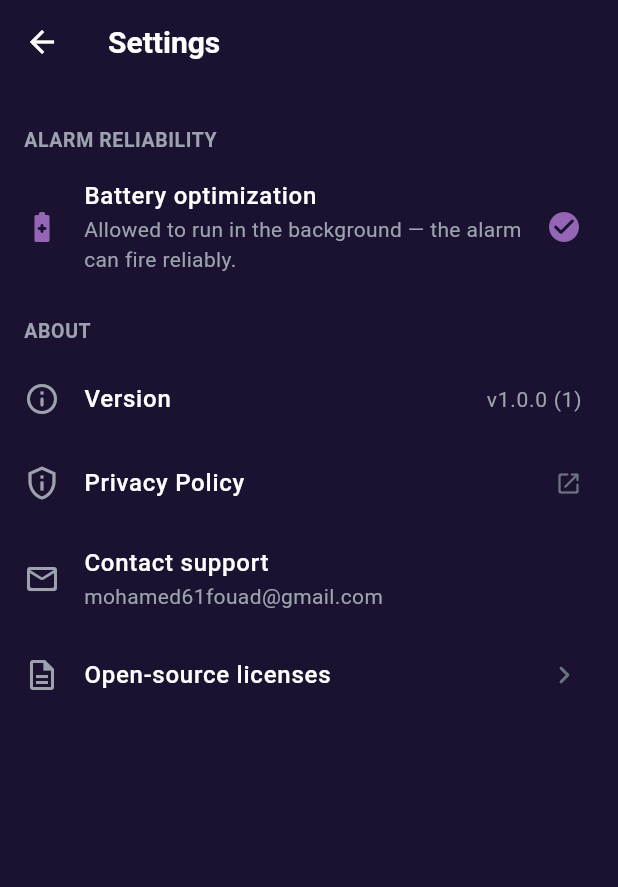
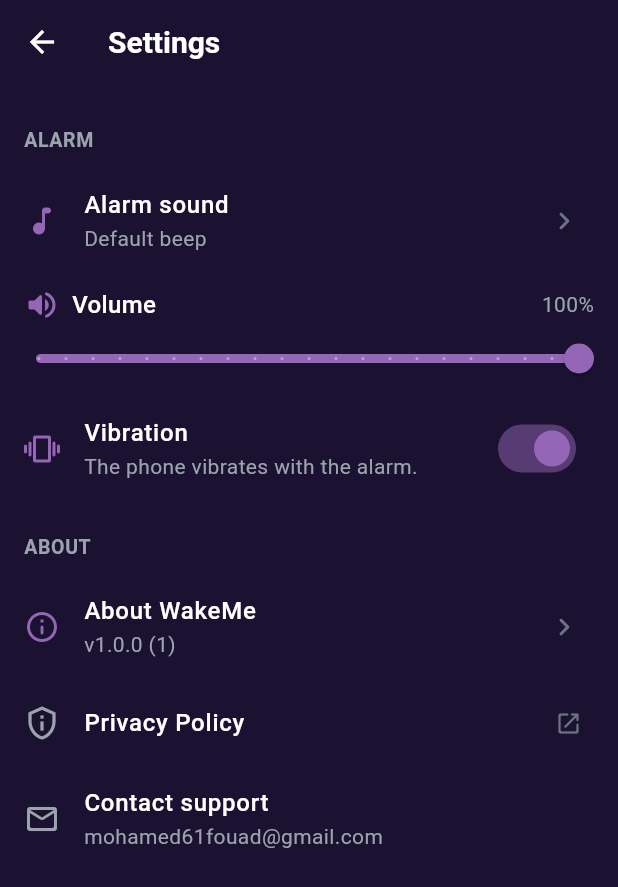
Before and after one commit to zlatanibrahimovichsweden-61/wakeme, a Flutter app: the SettingsScreen screen opened directly, on a phone screen of 412 x 824 dp. Shown: the top 887 px of the screen. Run offline on Flutter 3.47's test engine with Material 3 defaults, Android fonts, the phone set to English and light mode, and no system bars; our stand-ins replace audioplayers, file_picker, flutter_dotenv, flutter_local_notifications, geolocator, google_maps_flutter and 5 more; missing offline and left inert: flutter_background_service; accounts and stored records are empty; Roboto replaces fonts that are missing (SF Pro Display).

Commit message:
Settings overhaul, branded notification icon, release prep
- Settings: alarm sound picker, volume slider, vibration toggle wired
  through the background alarm; gear entry on the home panel; About dialog
  with summary + version; remove battery-optimization row; fix bottom inset
- Notification: branded WakeMe status-bar icon (ic_bg_service_small) replacing
  the plugin default leaf
- Disable test harness (kTestMode=false) for release
- Pin NDK to locally-installed 28.2.13676358 in app + all subprojects

Co-Authored-By: Claude Opus 4.8 <noreply@anthropic.com>

```diff
--- a/wakeme/lib/core/constants/app_constants.dart
+++ b/wakeme/lib/core/constants/app_constants.dart
@@ -27,6 +27,14 @@ class AppConstants {
   static const String prefsSavedKey = 'wakeme.saved_places';
   static const String prefsAlarmSoundPathKey = 'wakeme.alarm_sound_path';
   static const String prefsAlarmSoundLabelKey = 'wakeme.alarm_sound_label';
+  static const String prefsAlarmVolumeKey = 'wakeme.alarm_volume';
+  static const String prefsAlarmVibrateKey = 'wakeme.alarm_vibrate';
+
+  // Alarm playback defaults. Volume is 0.0–1.0 (full blast by default — it's an
+  // alarm); vibration on. Both are user-overridable from Settings and read at
+  // fire-time by the background isolate.
+  static const double defaultAlarmVolume = 1.0;
+  static const bool defaultAlarmVibrate = true;
   // Set true the first time we walk the user through the "Allow all the time"
   // background-location request, so we never nag them about it again.
   static const String prefsAskedBackgroundKey = 'wakeme.asked_background_perm';
--- a/wakeme/lib/core/services/background_alarm_service.dart
+++ b/wakeme/lib/core/services/background_alarm_service.dart
@@ -42,6 +42,8 @@ const String _kDestLng = 'wakeme.bg.dest_lng';
 const String _kDestName = 'wakeme.bg.dest_name';
 const String _kRadius = 'wakeme.bg.radius';
 const String _kSoundPath = 'wakeme.bg.sound_path';
+const String _kVolume = 'wakeme.bg.volume';
+const String _kVibrate = 'wakeme.bg.vibrate';
 // Set by the isolate the moment the alarm fires. The UI reads this on resume
 // so a "arrived" event that landed while the UI was suspended isn't lost.
 const String kArrivedFlag = 'wakeme.bg.arrived';
@@ -129,6 +131,8 @@ class BackgroundAlarmService {
     required String name,
     required double radius,
     String? soundPath,
+    double volume = 1.0,
+    bool vibrate = true,
   }) async {
     final SharedPreferences prefs = await SharedPreferences.getInstance();
     await prefs.setBool(_kArmed, true);
@@ -136,6 +140,8 @@ class BackgroundAlarmService {
     await prefs.setDouble(_kDestLng, lng);
     await prefs.setString(_kDestName, name);
     await prefs.setDouble(_kRadius, radius);
+    await prefs.setDouble(_kVolume, volume.clamp(0.0, 1.0));
+    await prefs.setBool(_kVibrate, vibrate);
     if (soundPath != null && soundPath.isNotEmpty) {
       await prefs.setString(_kSoundPath, soundPath);
     } else {
@@ -399,6 +405,8 @@ void onStart(ServiceInstance service) async {
   final double radius = prefs.getDouble(_kRadius) ?? 500;
   final String name = prefs.getString(_kDestName) ?? 'your destination';
   final String? soundPath = prefs.getString(_kSoundPath);
+  final double volume = prefs.getDouble(_kVolume) ?? 1.0;
+  final bool vibrate = prefs.getBool(_kVibrate) ?? true;
 
   // Resurrected without an active arm (sticky restart, etc.)? Stop immediately
   // so the "armed" notification never appears unless the user pressed Sleep.
@@ -416,7 +424,7 @@ void onStart(ServiceInstance service) async {
     alarmFired = true;
     arrivedAtMs = DateTime.now().millisecondsSinceEpoch;
     await prefs.setBool(kArrivedFlag, true);
-    await _fireAlarm(plugin, player, name, soundPath);
+    await _fireAlarm(plugin, player, name, soundPath, volume, vibrate);
     service.invoke('arrived', <String, dynamic>{'name': name});
 
     // While ringing, poll once a second for any reason to stop:
@@ -530,10 +538,14 @@ Future<void> _fireAlarm(
   AudioPlayer player,
   String name,
   String? soundPath,
+  double volume,
+  bool vibrate,
 ) async {
   const AndroidNotificationDetails androidDetails = AndroidNotificationDetails(
     alarmChannelId,
     _alarmChannelName,
+    // Branded white status-bar silhouette (see res/drawable-*/ic_bg_service_small).
+    icon: 'ic_bg_service_small',
     importance: Importance.max,
     priority: Priority.max,
     fullScreenIntent: true,
@@ -575,20 +587,23 @@ Future<void> _fireAlarm(
   } catch (_) {}
 
   try {
-    final bool hasVibrator = await Vibration.hasVibrator();
-    if (hasVibrator) {
-      Vibration.vibrate(pattern: _vibrationPattern, repeat: 0);
+    if (vibrate) {
+      final bool hasVibrator = await Vibration.hasVibrator();
+      if (hasVibrator) {
+        Vibration.vibrate(pattern: _vibrationPattern, repeat: 0);
+      }
     }
   } catch (_) {}
 
   try {
+    final double vol = volume.clamp(0.0, 1.0);
     final bool useCustom = soundPath != null &&
         soundPath.isNotEmpty &&
         File(soundPath).existsSync();
     if (useCustom) {
-      await player.play(DeviceFileSource(soundPath), volume: 1.0);
+      await player.play(DeviceFileSource(soundPath), volume: vol);
     } else {
-      await player.play(AssetSource(_alarmSoundAsset), volume: 1.0);
+      await player.play(AssetSource(_alarmSoundAsset), volume: vol);
     }
   } catch (_) {}
 }
--- a/wakeme/lib/core/services/storage_service.dart
+++ b/wakeme/lib/core/services/storage_service.dart
@@ -14,6 +14,8 @@ class StorageService extends ChangeNotifier {
   List<DestinationModel> _saved = <DestinationModel>[];
   String? _alarmSoundPath;
   String? _alarmSoundLabel;
+  double _alarmVolume = AppConstants.defaultAlarmVolume;
+  bool _alarmVibrate = AppConstants.defaultAlarmVibrate;
 
   List<DestinationModel> get recent => List.unmodifiable(_recent);
   List<DestinationModel> get saved => List.unmodifiable(_saved);
@@ -21,6 +23,11 @@ class StorageService extends ChangeNotifier {
   // null => use the bundled default beep
   String? get alarmSoundPath => _alarmSoundPath;
   String? get alarmSoundLabel => _alarmSoundLabel;
+
+  // Alarm playback prefs (0.0–1.0 volume; vibration on/off). Defaults applied
+  // when the keys were never written.
+  double get alarmVolume => _alarmVolume;
+  bool get alarmVibrate => _alarmVibrate;
 
   // True once we've taken the user through the background-location prompt.
   bool get askedBackgroundPermission =>
@@ -42,6 +49,10 @@ class StorageService extends ChangeNotifier {
     }
     _alarmSoundPath = _prefs?.getString(AppConstants.prefsAlarmSoundPathKey);
     _alarmSoundLabel = _prefs?.getString(AppConstants.prefsAlarmSoundLabelKey);
+    _alarmVolume = _prefs?.getDouble(AppConstants.prefsAlarmVolumeKey) ??
+        AppConstants.defaultAlarmVolume;
+    _alarmVibrate = _prefs?.getBool(AppConstants.prefsAlarmVibrateKey) ??
+        AppConstants.defaultAlarmVibrate;
     notifyListeners();
   }
 
@@ -85,6 +96,18 @@ class StorageService extends ChangeNotifier {
     _alarmSoundLabel = null;
     await _prefs?.remove(AppConstants.prefsAlarmSoundPathKey);
     await _prefs?.remove(AppConstants.prefsAlarmSoundLabelKey);
+    notifyListeners();
+  }
+
+  Future<void> setAlarmVolume(double volume) async {
+    _alarmVolume = volume.clamp(0.0, 1.0);
+    await _prefs?.setDouble(AppConstants.prefsAlarmVolumeKey, _alarmVolume);
+    notifyListeners();
+  }
+
+  Future<void> setAlarmVibrate(bool enabled) async {
+    _alarmVibrate = enabled;
+    await _prefs?.setBool(AppConstants.prefsAlarmVibrateKey, enabled);
     notifyListeners();
   }
 
--- a/wakeme/lib/core/testing/test_mode.dart
+++ b/wakeme/lib/core/testing/test_mode.dart
@@ -21,7 +21,7 @@ import '../services/background_alarm_service.dart';
 // ════════════════════════════════════════════════════════════════════════
 
 /// Master switch for the whole testing harness. Flip to false to disable.
-const bool kTestMode = true;
+const bool kTestMode = false;
 
 /// Small floating 🧪 button that opens the test panel. Renders nothing when
 /// the harness is off, so it's safe to leave in the widget tree unconditionally.
--- a/wakeme/lib/features/armed/armed_screen.dart
+++ b/wakeme/lib/features/armed/armed_screen.dart
@@ -105,7 +105,8 @@ class _ArmedScreenState extends State<ArmedScreen> {
 
   Future<void> _arm() async {
     final LocationService location = context.read<LocationService>();
-    final String? customPath = context.read<StorageService>().alarmSoundPath;
+    final StorageService storage = context.read<StorageService>();
+    final String? customPath = storage.alarmSoundPath;
     await WakelockPlus.enable();
     await location.init();
 
@@ -118,6 +119,8 @@ class _ArmedScreenState extends State<ArmedScreen> {
       name: widget.destination.name,
       radius: widget.radiusMeters,
       soundPath: customPath,
+      volume: storage.alarmVolume,
+      vibrate: storage.alarmVibrate,
     );
 
     // Seed the camera + initial route from a one-shot position read; live
--- a/wakeme/lib/features/settings/settings_screen.dart
+++ b/wakeme/lib/features/settings/settings_screen.dart
@@ -1,17 +1,20 @@
 import 'dart:io';
 
+import 'package:file_picker/file_picker.dart';
 import 'package:flutter/material.dart';
 import 'package:package_info_plus/package_info_plus.dart';
-import 'package:permission_handler/permission_handler.dart';
+import 'package:path_provider/path_provider.dart';
+import 'package:provider/provider.dart';
 import 'package:url_launcher/url_launcher.dart';
 
 import '../../core/constants/app_colors.dart';
 import '../../core/constants/app_constants.dart';
 import '../../core/constants/app_text_styles.dart';
+import '../../core/services/storage_service.dart';
 
-// Deliberately minimal for v1: one reliability control (the thing that actually
-// makes alarms fail on aggressive OEMs) plus the About/legal links the store
-// expects. Everything here uses dependencies the app already ships.
+// Two areas the user cares about: how the alarm sounds (tone / volume /
+// vibration) and the About/legal block. The alarm prefs are wired to real
+// behaviour — read at fire-time by the background isolate.
 class SettingsScreen extends StatefulWidget {
   const SettingsScreen({super.key});
 
@@ -20,33 +23,67 @@ class SettingsScreen extends StatefulWidget {
 }
 
 class _SettingsScreenState extends State<SettingsScreen> {
-  bool _batteryExempt = false;
-  bool _checkingBattery = true;
   String _version = '';
+  // Local mirror of the volume so the slider stays smooth while dragging; the
+  // committed value is written to storage on change-end only (avoids a disk
+  // write per pixel).
+  double _volume = AppConstants.defaultAlarmVolume;
 
   @override
   void initState() {
     super.initState();
-    _load();
+    _volume = context.read<StorageService>().alarmVolume;
+    _loadVersion();
   }
 
-  Future<void> _load() async {
+  Future<void> _loadVersion() async {
     final PackageInfo info = await PackageInfo.fromPlatform();
-    bool exempt = true;
-    if (Platform.isAndroid) {
-      exempt = await Permission.ignoreBatteryOptimizations.isGranted;
-    }
     if (!mounted) return;
-    setState(() {
-      _version = 'v${info.version} (${info.buildNumber})';
-      _batteryExempt = exempt;
-      _checkingBattery = false;
-    });
+    setState(() => _version = 'v${info.version} (${info.buildNumber})');
   }
 
-  Future<void> _fixBattery() async {
-    await Permission.ignoreBatteryOptimizations.request();
-    await _load();
+  // Opens the system audio picker, copies the chosen file into the app's
+  // documents dir (the picker's path is volatile cache on Android), and saves
+  // the stable copy as the default alarm sound. Mirrors the Home flow.
+  Future<void> _pickAlarmSound() async {
+    final StorageService storage = context.read<StorageService>();
+    final ScaffoldMessengerState messenger = ScaffoldMessenger.of(context);
+    try {
+      final FilePickerResult? result = await FilePicker.platform.pickFiles(
+        type: FileType.audio,
+        allowMultiple: false,
+      );
+      if (result == null || result.files.isEmpty) return;
+      final PlatformFile picked = result.files.first;
+      final String? srcPath = picked.path;
+      if (srcPath == null) {
+        messenger.showSnackBar(const SnackBar(
+          content: Text('Could not read the chosen file.'),
+        ));
+        return;
+      }
+      final Directory docs = await getApplicationDocumentsDirectory();
+      final String safeName =
+          picked.name.replaceAll(RegExp(r'[^A-Za-z0-9._-]'), '_');
+      final String destPath = '${docs.path}/wakeme_alarm_$safeName';
+      await File(srcPath).copy(destPath);
+      await storage.setAlarmSound(path: destPath, label: picked.name);
+      messenger.showSnackBar(SnackBar(
+        content: Text('Alarm sound set to "${picked.name}".'),
+      ));
+    } catch (_) {
+      messenger.showSnackBar(const SnackBar(
+        content: Text('Could not set that file as alarm sound.'),
+      ));
+    }
+  }
+
+  Future<void> _resetAlarmSound() async {
+    await context.read<StorageService>().clearAlarmSound();
+    if (!mounted) return;
+    ScaffoldMessenger.of(context).showSnackBar(const SnackBar(
+      content: Text('Alarm sound reset to the default beep.'),
+    ));
   }
 
   Future<void> _openUrl(String url) async {
@@ -62,52 +99,123 @@ class _SettingsScreenState extends State<SettingsScreen> {
     await launchUrl(uri);
   }
 
+  // Single, tidy About surface: app name, version, the short story, how it
+  // works, and a built-in licenses button — all in one dialog.
+  void _showAbout() {
+    showAboutDialog(
+      context: context,
+      applicationName: AppConstants.appName,
+      applicationVersion: _version,
+      applicationIcon: const Icon(Icons.notifications_active_rounded,
+          color: AppColors.primaryLight, size: 40),
+      children: const <Widget>[
+        SizedBox(height: 8),
+        Text(AppConstants.tagline, style: AppTextStyles.bodyMuted),
+        SizedBox(height: 12),
+        Text(
+          'WakeMe started from one annoying problem: dozing off on the bus '
+          'or train and waking up past your stop. So it does one thing well '
+          '— it watches your location and wakes you the moment you are '
+          'almost there.',
+        ),
+        SizedBox(height: 12),
+        Text(
+          'How it works: pick a destination, press Sleep, then rest. WakeMe '
+          'keeps tracking in the background — even with the screen locked — '
+          'and rings a full-screen alarm as you approach. Your location '
+          'never leaves your phone.',
+        ),
+      ],
+    );
+  }
+
   @override
   Widget build(BuildContext context) {
+    final StorageService storage = context.watch<StorageService>();
+    final bool customSound = storage.alarmSoundPath != null;
+    final String soundLabel = storage.alarmSoundLabel ?? 'Default beep';
+
     return Scaffold(
       backgroundColor: AppColors.background,
       appBar: AppBar(
         title: const Text('Settings', style: AppTextStyles.title),
       ),
-      body: ListView(
+      body: SafeArea(
+        top: false,
+        child: ListView(
           padding: const EdgeInsets.symmetric(vertical: 8),
           children: <Widget>[
-          if (Platform.isAndroid) ...<Widget>[
-            const _SectionHeader('ALARM RELIABILITY'),
+            // ---- ALARM ------------------------------------------------
+            const _SectionHeader('ALARM'),
             ListTile(
-              leading: const Icon(Icons.battery_saver_rounded,
+              leading: const Icon(Icons.music_note_rounded,
                   color: AppColors.primaryLight),
-              title: const Text('Battery optimization',
+              title: const Text('Alarm sound', style: AppTextStyles.bodyLarge),
+              subtitle: Text(soundLabel, style: AppTextStyles.bodyMuted),
+              trailing: customSound
+                  ? TextButton(
+                      onPressed: _resetAlarmSound,
+                      child: const Text('Reset'),
+                    )
+                  : const Icon(Icons.chevron_right_rounded,
+                      color: AppColors.textMuted),
+              onTap: _pickAlarmSound,
+            ),
+            Padding(
+              padding: const EdgeInsets.fromLTRB(16, 8, 16, 0),
+              child: Row(
+                children: <Widget>[
+                  const Icon(Icons.volume_up_rounded,
+                      color: AppColors.primaryLight),
+                  const SizedBox(width: 8),
+                  const Text('Volume', style: AppTextStyles.bodyLarge),
+                  const Spacer(),
+                  Text('${(_volume * 100).round()}%',
+                      style: AppTextStyles.bodyMuted),
+                ],
+              ),
+            ),
+            Slider(
+              value: _volume,
+              min: 0.0,
+              max: 1.0,
+              divisions: 20,
+              activeColor: AppColors.primaryLight,
+              label: '${(_volume * 100).round()}%',
+              onChanged: (double v) => setState(() => _volume = v),
+              onChangeEnd: (double v) =>
+                  context.read<StorageService>().setAlarmVolume(v),
+            ),
+            SwitchListTile(
+              secondary: const Icon(Icons.vibration_rounded,
+                  color: AppColors.primaryLight),
+              title: const Text('Vibration', style: AppTextStyles.bodyLarge),
+              subtitle: Text(
+                storage.alarmVibrate
+                    ? 'The phone vibrates with the alarm.'
+                    : 'Sound only — no vibration.',
+                style: AppTextStyles.bodyMuted,
+              ),
+              value: storage.alarmVibrate,
+              activeThumbColor: AppColors.primaryLight,
+              onChanged: (bool on) =>
+                  context.read<StorageService>().setAlarmVibrate(on),
+            ),
+
+            // ---- ABOUT ------------------------------------------------
+            const _SectionHeader('ABOUT'),
+            ListTile(
+              leading: const Icon(Icons.info_outline_rounded,
+                  color: AppColors.primaryLight),
+              title: const Text('About WakeMe',
                   style: AppTextStyles.bodyLarge),
               subtitle: Text(
-                _checkingBattery
-                    ? 'Checking…'
-                    : _batteryExempt
-                        ? 'Allowed to run in the background — the alarm can '
-                            'fire reliably.'
-                        : 'Restricted. Tap to let WakeMe run in the background '
-                            'so the alarm always fires.',
+                _version.isEmpty ? 'Version & app info' : _version,
                 style: AppTextStyles.bodyMuted,
               ),
-              trailing: _checkingBattery
-                  ? null
-                  : Icon(
-                      _batteryExempt
-                          ? Icons.check_circle_rounded
-                          : Icons.chevron_right_rounded,
-                      color: _batteryExempt
-                          ? AppColors.primaryLight
-                          : AppColors.textMuted,
-                    ),
-              onTap: _batteryExempt ? null : _fixBattery,
-            ),
-          ],
-          const _SectionHeader('ABOUT'),
-          ListTile(
-            leading:
-                const Icon(Icons.info_outline_rounded, color: AppColors.textSecondary),
-            title: const Text('Version', style: AppTextStyles.bodyLarge),
-            trailing: Text(_version, style: AppTextStyles.bodyMuted),
+              trailing: const Icon(Icons.chevron_right_rounded,
+                  color: AppColors.textMuted),
+              onTap: _showAbout,
             ),
             ListTile(
               leading: const Icon(Icons.privacy_tip_outlined,
@@ -121,26 +229,14 @@ class _SettingsScreenState extends State<SettingsScreen> {
             ListTile(
               leading: const Icon(Icons.mail_outline_rounded,
                   color: AppColors.textSecondary),
-            title:
-                const Text('Contact support', style: AppTextStyles.bodyLarge),
+              title: const Text('Contact support',
+                  style: AppTextStyles.bodyLarge),
               subtitle: const Text(AppConstants.supportEmail,
                   style: AppTextStyles.bodyMuted),
               onTap: _emailSupport,
             ),
-          ListTile(
-            leading: const Icon(Icons.description_outlined,
-                color: AppColors.textSecondary),
-            title: const Text('Open-source licenses',
-                style: AppTextStyles.bodyLarge),
-            trailing: const Icon(Icons.chevron_right_rounded,
-                color: AppColors.textMuted),
-            onTap: () => showLicensePage(
-              context: context,
-              applicationName: AppConstants.appName,
-              applicationVersion: _version,
+          ],
         ),
-          ),
-        ],
       ),
     );
   }
```
Also changed, not shown: wakeme/lib/features/home/home_screen.dart (+30 -24 lines), wakeme/pubspec.lock, 7 other files. Lines whose indentation alone changed are shown as unchanged.
